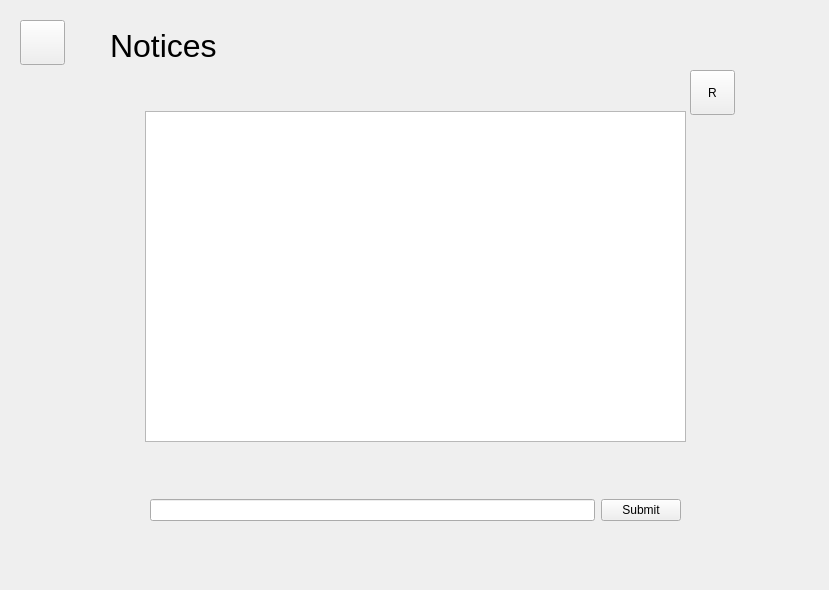
Old version of the form MicroManage/noticesform.ui in the repository greg-maceachern12/MicroManage.
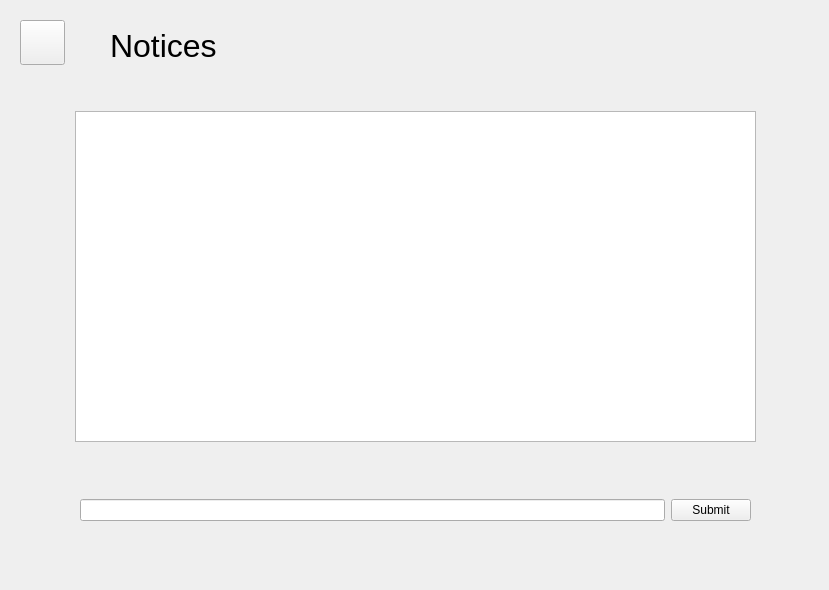
New version of the form.

Commit message: Made adjustments to the Notices UI and class. Styled the table view. Removed the refresh button and set it up so that it automatically refreshes.

What changed in the file:
```diff
--- a/MicroManage/noticesform.ui
+++ b/MicroManage/noticesform.ui
@@ -56,32 +56,19 @@
    <widget class="QTableView" name="tableView">
     <property name="geometry">
      <rect>
-      <x>145</x>
+      <x>75</x>
       <y>111</y>
-      <width>541</width>
+      <width>681</width>
       <height>331</height>
      </rect>
     </property>
    </widget>
-   <widget class="QToolButton" name="refreshButton">
-    <property name="geometry">
-     <rect>
-      <x>690</x>
-      <y>70</y>
-      <width>45</width>
-      <height>45</height>
-     </rect>
-    </property>
-    <property name="text">
-     <string>R</string>
-    </property>
-   </widget>
    <widget class="QWidget" name="horizontalLayoutWidget">
     <property name="geometry">
      <rect>
-      <x>150</x>
+      <x>80</x>
       <y>470</y>
-      <width>531</width>
+      <width>671</width>
       <height>80</height>
      </rect>
     </property>
```
Left out of the diff: 4 changed lines with no effect on the pictures. The commit also changes 6 other files.
